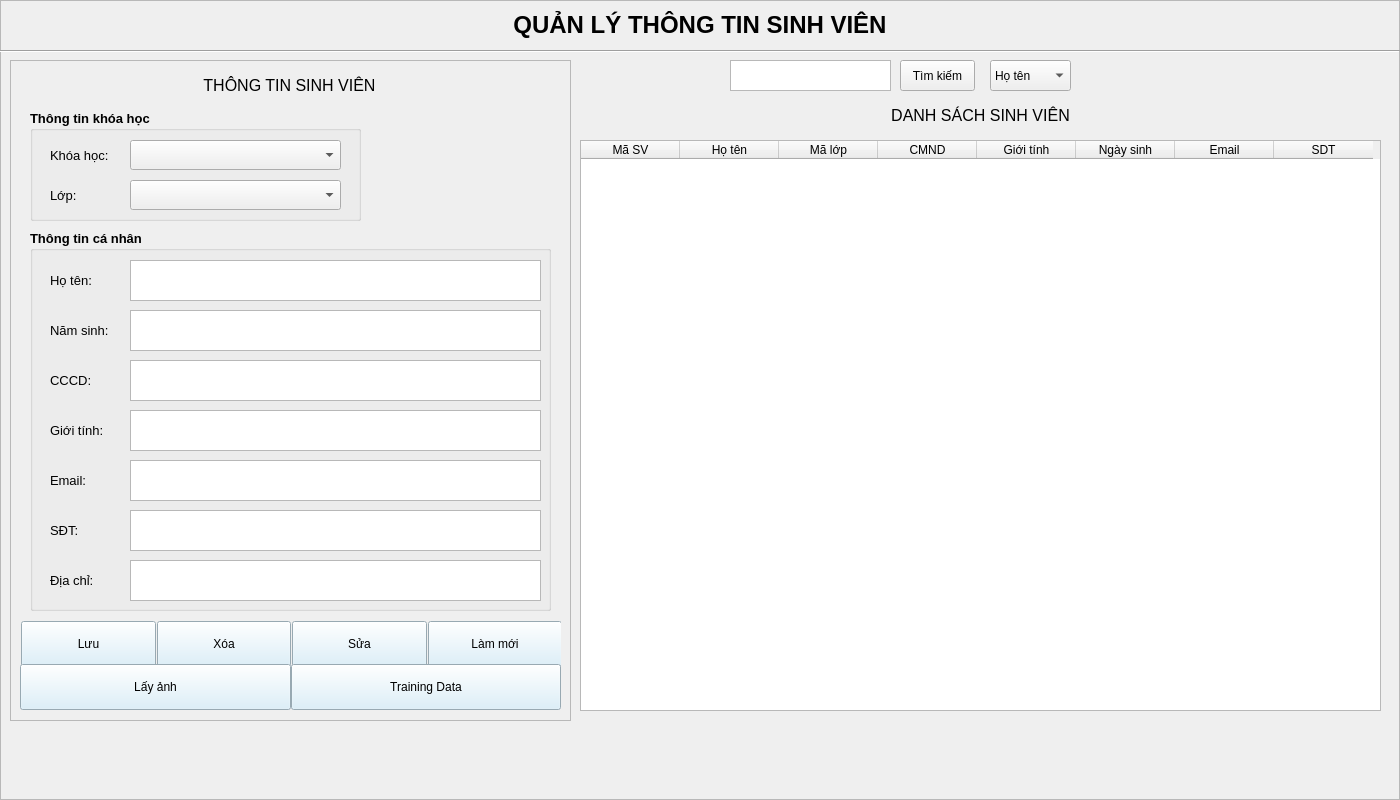
phuc297/student-attendance-management-system, file ui/student.ui: the form before one commit.
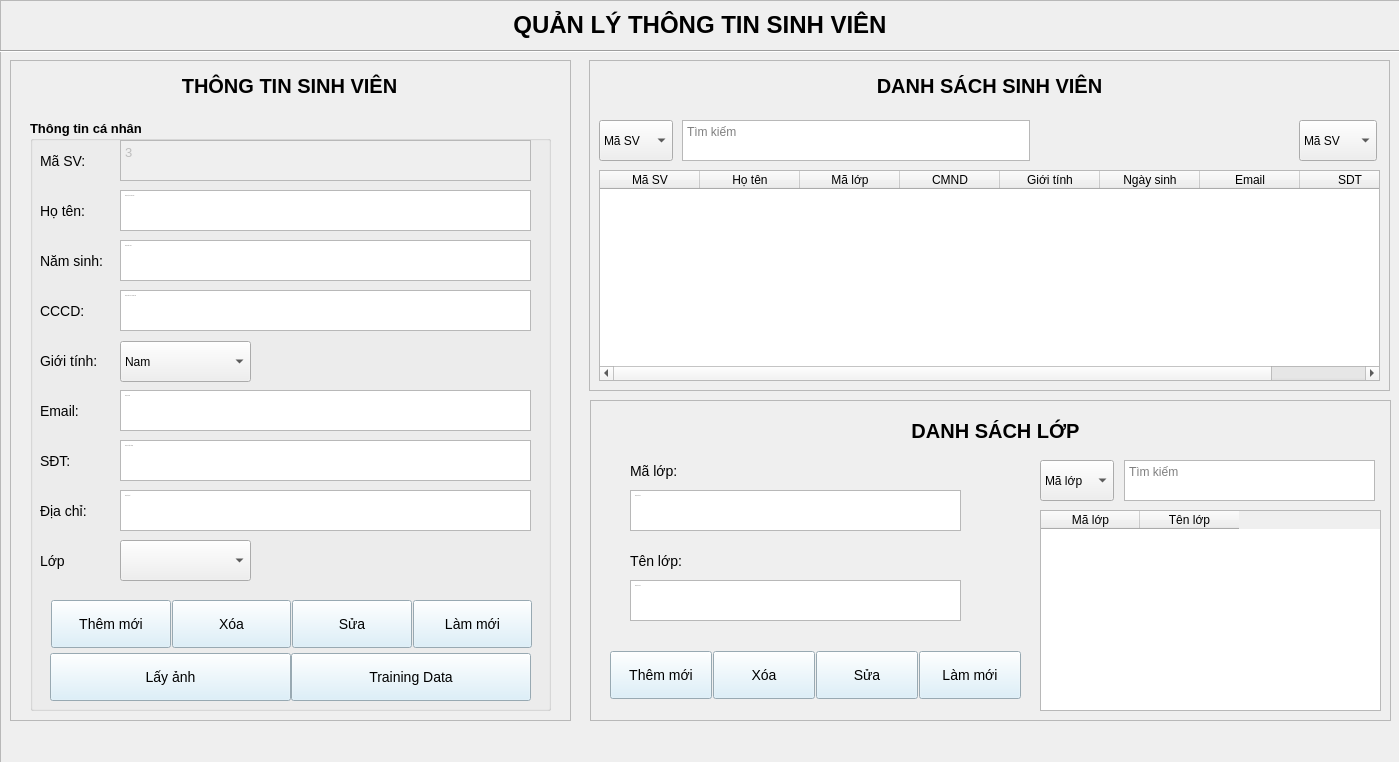
The form after the commit. Icons and pictures are not drawn.

Commit message: update student form

What changed in the file:
```diff
--- a/ui/student.ui
+++ b/ui/student.ui
@@ -6,8 +6,8 @@
    <rect>
     <x>0</x>
     <y>0</y>
-    <width>1400</width>
-    <height>800</height>
+    <width>1399</width>
+    <height>762</height>
    </rect>
   </property>
   <property name="windowTitle">
@@ -22,6 +22,37 @@
      <height>800</height>
     </rect>
    </property>
+   <property name="styleSheet">
+    <string notr="true">QTextEdit{
+	font-size: 14px;
+	padding: 5px;
+	background-color: white;
+	border: 1px solid black;
+}
+#fr_sinhvien, #fr_lophoc, #fr_thongtin{
+	border: 2px solid grey;
+}
+QComboBox{
+	font-size:14px;
+	border: 1px solid black;
+	padding: 5px
+}
+QComboBox::drop-down{
+	border: none;
+}
+QComboBox::down-arrow{
+	image: url(:/assets/assets/icons/droparrow.ico);
+	width: 18px;
+	background-color: white;
+	height: 20px;
+	margin-right: 15px
+}
+QComboBox:on
+QComboBox QListView
+QComboBox QListView::item
+QComboBox QListView::item:hover
+QComboBox QListView::item:selected</string>
+   </property>
    <property name="frameShape">
     <enum>QFrame::StyledPanel</enum>
    </property>
@@ -96,9 +127,9 @@
      <property name="geometry">
       <rect>
        <x>20</x>
-       <y>170</y>
+       <y>60</y>
        <width>521</width>
-       <height>381</height>
+       <height>591</height>
       </rect>
      </property>
      <property name="font">
@@ -108,39 +139,44 @@
        <bold>true</bold>
       </font>
      </property>
+     <property name="styleSheet">
+      <string notr="true">QLabel, QPushButton{
+	font-size: 14px;
+}</string>
+     </property>
      <property name="title">
       <string>Thông tin cá nhân</string>
      </property>
      <widget class="QLabel" name="lb_hoten">
       <property name="geometry">
        <rect>
-        <x>20</x>
-        <y>30</y>
+        <x>10</x>
+        <y>20</y>
         <width>71</width>
         <height>41</height>
        </rect>
       </property>
       <property name="font">
        <font>
-        <pointsize>10</pointsize>
+        <pointsize>-1</pointsize>
        </font>
       </property>
       <property name="text">
-       <string>Họ tên:</string>
+       <string>Mã SV:</string>
       </property>
      </widget>
      <widget class="QLabel" name="lb_namsinh">
       <property name="geometry">
        <rect>
-        <x>20</x>
-        <y>80</y>
+        <x>10</x>
+        <y>120</y>
         <width>90</width>
         <height>41</height>
        </rect>
       </property>
       <property name="font">
        <font>
-        <pointsize>10</pointsize>
+        <pointsize>-1</pointsize>
        </font>
       </property>
       <property name="text">
@@ -150,15 +186,15 @@
      <widget class="QLabel" name="lb_cccd">
       <property name="geometry">
        <rect>
-        <x>20</x>
-        <y>130</y>
+        <x>10</x>
+        <y>170</y>
         <width>57</width>
         <height>41</height>
        </rect>
       </property>
       <property name="font">
        <font>
-        <pointsize>10</pointsize>
+        <pointsize>-1</pointsize>
        </font>
       </property>
       <property name="text">
@@ -168,15 +204,15 @@
      <widget class="QLabel" name="lb_gioitinh">
       <property name="geometry">
        <rect>
-        <x>20</x>
-        <y>180</y>
+        <x>10</x>
+        <y>220</y>
         <width>81</width>
         <height>41</height>
        </rect>
       </property>
       <property name="font">
        <font>
-        <pointsize>10</pointsize>
+        <pointsize>-1</pointsize>
        </font>
       </property>
       <property name="text">
@@ -186,15 +222,15 @@
      <widget class="QLabel" name="lb_email">
       <property name="geometry">
        <rect>
-        <x>20</x>
-        <y>230</y>
+        <x>10</x>
+        <y>270</y>
         <width>56</width>
         <height>41</height>
        </rect>
       </property>
       <property name="font">
        <font>
-        <pointsize>10</pointsize>
+        <pointsize>-1</pointsize>
        </font>
       </property>
       <property name="text">
@@ -204,123 +240,133 @@
      <widget class="QLabel" name="lb_sdt">
       <property name="geometry">
        <rect>
-        <x>20</x>
-        <y>280</y>
+        <x>10</x>
+        <y>320</y>
         <width>44</width>
         <height>41</height>
        </rect>
       </property>
       <property name="font">
        <font>
-        <pointsize>10</pointsize>
+        <pointsize>-1</pointsize>
        </font>
       </property>
       <property name="text">
        <string>SĐT:</string>
       </property>
      </widget>
-     <widget class="QTextEdit" name="txt_hoten">
+     <widget class="QTextEdit" name="txt_mssv">
+      <property name="enabled">
+       <bool>false</bool>
+      </property>
       <property name="geometry">
        <rect>
-        <x>100</x>
-        <y>30</y>
+        <x>90</x>
+        <y>20</y>
         <width>411</width>
         <height>41</height>
        </rect>
       </property>
       <property name="font">
        <font>
-        <pointsize>10</pointsize>
+        <pointsize>-1</pointsize>
        </font>
       </property>
+      <property name="readOnly">
+       <bool>true</bool>
+      </property>
+      <property name="html">
+       <string>&lt;!DOCTYPE HTML PUBLIC &quot;-//W3C//DTD HTML 4.0//EN&quot; &quot;http://www.w3.org/TR/REC-html40/strict.dtd&quot;&gt;
+&lt;html&gt;&lt;head&gt;&lt;meta name=&quot;qrichtext&quot; content=&quot;1&quot; /&gt;&lt;style type=&quot;text/css&quot;&gt;
+p, li { white-space: pre-wrap; }
+&lt;/style&gt;&lt;/head&gt;&lt;body style=&quot; font-family:'MS Shell Dlg 2'; font-size:14px; font-weight:400; font-style:normal;&quot;&gt;
+&lt;p style=&quot; margin-top:0px; margin-bottom:0px; margin-left:0px; margin-right:0px; -qt-block-indent:0; text-indent:0px;&quot;&gt;&lt;span style=&quot; font-size:10pt;&quot;&gt;3&lt;/span&gt;&lt;/p&gt;&lt;/body&gt;&lt;/html&gt;</string>
+      </property>
      </widget>
      <widget class="QTextEdit" name="txt_namsinh">
       <property name="geometry">
        <rect>
-        <x>100</x>
-        <y>80</y>
+        <x>90</x>
+        <y>120</y>
         <width>411</width>
         <height>41</height>
        </rect>
       </property>
       <property name="font">
        <font>
-        <pointsize>10</pointsize>
+        <pointsize>-1</pointsize>
        </font>
       </property>
+      <property name="placeholderText">
+       <string>Nhập năm sinh</string>
+      </property>
      </widget>
      <widget class="QTextEdit" name="txt_cccd">
       <property name="geometry">
        <rect>
-        <x>100</x>
-        <y>130</y>
+        <x>90</x>
+        <y>170</y>
         <width>411</width>
         <height>41</height>
        </rect>
       </property>
       <property name="font">
        <font>
-        <pointsize>10</pointsize>
+        <pointsize>-1</pointsize>
        </font>
       </property>
-     </widget>
-     <widget class="QTextEdit" name="txt_gioitinh">
-      <property name="geometry">
-       <rect>
-        <x>100</x>
-        <y>180</y>
-        <width>411</width>
-        <height>41</height>
-       </rect>
-      </property>
-      <property name="font">
-       <font>
-        <pointsize>10</pointsize>
-       </font>
+      <property name="placeholderText">
+       <string>Nhập căn cước công dân</string>
       </property>
      </widget>
      <widget class="QTextEdit" name="txt_email">
       <property name="geometry">
        <rect>
-        <x>100</x>
-        <y>230</y>
+        <x>90</x>
+        <y>270</y>
         <width>411</width>
         <height>41</height>
        </rect>
       </property>
       <property name="font">
        <font>
-        <pointsize>10</pointsize>
+        <pointsize>-1</pointsize>
        </font>
       </property>
+      <property name="placeholderText">
+       <string>Nhập email</string>
+      </property>
      </widget>
      <widget class="QTextEdit" name="txt_sdt">
       <property name="geometry">
        <rect>
-        <x>100</x>
-        <y>280</y>
+        <x>90</x>
+        <y>320</y>
         <width>411</width>
         <height>41</height>
        </rect>
       </property>
       <property name="font">
        <font>
-        <pointsize>10</pointsize>
+        <pointsize>-1</pointsize>
        </font>
       </property>
+      <property name="placeholderText">
+       <string>Nhập số điện thoại</string>
+      </property>
      </widget>
      <widget class="QLabel" name="lb_diachi">
       <property name="geometry">
        <rect>
-        <x>20</x>
-        <y>330</y>
+        <x>10</x>
+        <y>370</y>
         <width>71</width>
         <height>41</height>
        </rect>
       </property>
       <property name="font">
        <font>
-        <pointsize>10</pointsize>
+        <pointsize>-1</pointsize>
        </font>
       </property>
       <property name="text">
@@ -330,132 +376,117 @@
      <widget class="QTextEdit" name="txt_diachi">
       <property name="geometry">
        <rect>
-        <x>100</x>
-        <y>330</y>
+        <x>90</x>
+        <y>370</y>
         <width>411</width>
         <height>41</height>
        </rect>
       </property>
       <property name="font">
        <font>
-        <pointsize>10</pointsize>
+        <pointsize>-1</pointsize>
        </font>
       </property>
+      <property name="placeholderText">
+       <string>Nhập địa chỉ</string>
+      </property>
      </widget>
-    </widget>
-    <widget class="QGroupBox" name="grbx_khoahoc">
+     <widget class="QLabel" name="lb_lophoc">
      <property name="geometry">
       <rect>
-       <x>20</x>
-       <y>50</y>
-       <width>331</width>
-       <height>111</height>
+        <x>10</x>
+        <y>420</y>
+        <width>71</width>
+        <height>41</height>
       </rect>
      </property>
      <property name="font">
       <font>
-       <pointsize>10</pointsize>
-       <weight>75</weight>
-       <bold>true</bold>
-      </font>
-     </property>
-     <property name="title">
-      <string>Thông tin khóa học</string>
-     </property>
-     <widget class="QLabel" name="lb_khoahoc">
-      <property name="geometry">
-       <rect>
-        <x>20</x>
-        <y>30</y>
-        <width>89</width>
-        <height>31</height>
-       </rect>
-      </property>
-      <property name="font">
-       <font>
-        <pointsize>10</pointsize>
-       </font>
-      </property>
+        <pointsize>-1</pointsize>
+       </font>
+      </property>
       <property name="text">
-       <string>Khóa học:</string>
+       <string>Lớp</string>
       </property>
      </widget>
-     <widget class="QComboBox" name="cbx_khoahoc">
+     <widget class="QTextEdit" name="txt_hoten">
       <property name="geometry">
        <rect>
-        <x>100</x>
-        <y>30</y>
-        <width>211</width>
-        <height>30</height>
+        <x>90</x>
+        <y>70</y>
+        <width>411</width>
+        <height>41</height>
        </rect>
       </property>
       <property name="font">
        <font>
-        <pointsize>10</pointsize>
+        <pointsize>-1</pointsize>
        </font>
       </property>
+      <property name="placeholderText">
+       <string>Nhập họ tên sinh viên</string>
+      </property>
      </widget>
-     <widget class="QComboBox" name="cbx_lop">
+     <widget class="QLabel" name="lb_hoten_2">
       <property name="geometry">
        <rect>
-        <x>100</x>
+        <x>10</x>
         <y>70</y>
-        <width>211</width>
-        <height>30</height>
+        <width>71</width>
+        <height>41</height>
        </rect>
       </property>
       <property name="font">
        <font>
-        <pointsize>10</pointsize>
+        <pointsize>-1</pointsize>
        </font>
       </property>
+      <property name="text">
+       <string>Họ tên:</string>
+      </property>
      </widget>
-     <widget class="QLabel" name="lb_lop">
+     <widget class="QComboBox" name="cbx_gioitinh">
       <property name="geometry">
        <rect>
-        <x>20</x>
-        <y>70</y>
-        <width>51</width>
-        <height>31</height>
+        <x>90</x>
+        <y>221</y>
+        <width>131</width>
+        <height>41</height>
        </rect>
       </property>
-      <property name="font">
-       <font>
-        <pointsize>10</pointsize>
-       </font>
+      <property name="editable">
+       <bool>false</bool>
       </property>
+      <item>
       <property name="text">
-       <string>Lớp:</string>
-      </property>
+        <string>Nam</string>
+       </property>
+      </item>
+      <item>
+       <property name="text">
+        <string>Nữ</string>
+       </property>
+      </item>
      </widget>
-    </widget>
-    <widget class="QLabel" name="lb_thongtin">
+     <widget class="QComboBox" name="cbx_lophoc">
      <property name="geometry">
       <rect>
-       <x>4</x>
-       <y>10</y>
-       <width>551</width>
-       <height>31</height>
-      </rect>
-     </property>
-     <property name="font">
-      <font>
-       <pointsize>12</pointsize>
-      </font>
-     </property>
-     <property name="text">
-      <string>THÔNG TIN SINH VIÊN</string>
-     </property>
-     <property name="alignment">
-      <set>Qt::AlignCenter</set>
+        <x>90</x>
+        <y>420</y>
+        <width>131</width>
+        <height>41</height>
+       </rect>
+      </property>
+      <property name="editable">
+       <bool>false</bool>
      </property>
     </widget>
     <widget class="QFrame" name="gridBtn">
      <property name="geometry">
       <rect>
-       <x>10</x>
-       <y>550</y>
-       <width>541</width>
+        <x>20</x>
+        <y>470</y>
+        <width>491</width>
        <height>118</height>
       </rect>
      </property>
@@ -464,7 +495,7 @@
        <rect>
         <x>1</x>
         <y>7</y>
-        <width>541</width>
+         <width>481</width>
         <height>54</height>
        </rect>
       </property>
@@ -478,7 +509,7 @@
        <item row="0" column="0">
         <widget class="QPushButton" name="btn_luu">
          <property name="text">
-          <string>Lưu</string>
+           <string>Thêm mới</string>
          </property>
          <property name="flat">
           <bool>false</bool>
@@ -512,8 +543,8 @@
       <property name="geometry">
        <rect>
         <x>0</x>
-        <y>50</y>
-        <width>541</width>
+         <y>60</y>
+         <width>481</width>
         <height>54</height>
        </rect>
       </property>
@@ -539,13 +570,99 @@
      </widget>
     </widget>
    </widget>
-   <widget class="QTableWidget" name="tbStudents">
+    <widget class="QLabel" name="lb_thongtin">
     <property name="geometry">
      <rect>
-      <x>580</x>
-      <y>140</y>
+       <x>4</x>
+       <y>10</y>
+       <width>551</width>
+       <height>31</height>
+      </rect>
+     </property>
+     <property name="font">
+      <font>
+       <pointsize>-1</pointsize>
+       <weight>75</weight>
+       <bold>true</bold>
+      </font>
+     </property>
+     <property name="styleSheet">
+      <string notr="true">font-size: 20px;
+font-weight: bold;</string>
+     </property>
+     <property name="text">
+      <string>THÔNG TIN SINH VIÊN</string>
+     </property>
+     <property name="alignment">
+      <set>Qt::AlignCenter</set>
+     </property>
+    </widget>
+   </widget>
+   <widget class="QFrame" name="fr_lophoc">
+    <property name="geometry">
+     <rect>
+      <x>590</x>
+      <y>400</y>
       <width>801</width>
-      <height>571</height>
+      <height>321</height>
+     </rect>
+    </property>
+    <property name="styleSheet">
+     <string notr="true">QPushButton{
+	padding: 15px 5px;
+	font-size:14px;
+	background-color: #D5EDF9;
+}
+#lb_tenlop, #lb_malop{
+	font-size:14px
+}</string>
+    </property>
+    <property name="frameShape">
+     <enum>QFrame::StyledPanel</enum>
+    </property>
+    <property name="frameShadow">
+     <enum>QFrame::Raised</enum>
+    </property>
+    <widget class="QTextEdit" name="txt_tklop">
+     <property name="geometry">
+      <rect>
+       <x>534</x>
+       <y>60</y>
+       <width>251</width>
+       <height>41</height>
+      </rect>
+     </property>
+     <property name="placeholderText">
+      <string>Tìm kiếm</string>
+     </property>
+    </widget>
+    <widget class="QComboBox" name="cbx_tklophoc">
+     <property name="geometry">
+      <rect>
+       <x>450</x>
+       <y>60</y>
+       <width>74</width>
+       <height>41</height>
+      </rect>
+     </property>
+     <item>
+      <property name="text">
+       <string>Mã lớp</string>
+      </property>
+     </item>
+     <item>
+      <property name="text">
+       <string>Tên lớp</string>
+      </property>
+     </item>
+    </widget>
+    <widget class="QTableWidget" name="tbClass">
+     <property name="geometry">
+      <rect>
+       <x>450</x>
+       <y>110</y>
+       <width>341</width>
+       <height>201</height>
      </rect>
     </property>
     <attribute name="horizontalHeaderDefaultSectionSize">
@@ -553,6 +670,214 @@
     </attribute>
     <column>
      <property name="text">
+       <string>Mã lớp</string>
+      </property>
+     </column>
+     <column>
+      <property name="text">
+       <string>Tên lớp</string>
+      </property>
+     </column>
+    </widget>
+    <widget class="QLabel" name="lb_thongtin_3">
+     <property name="geometry">
+      <rect>
+       <x>20</x>
+       <y>10</y>
+       <width>771</width>
+       <height>41</height>
+      </rect>
+     </property>
+     <property name="font">
+      <font>
+       <pointsize>-1</pointsize>
+       <weight>75</weight>
+       <bold>true</bold>
+      </font>
+     </property>
+     <property name="styleSheet">
+      <string notr="true">
+font-size: 20px;
+font-weight: bold;
+</string>
+     </property>
+     <property name="text">
+      <string>DANH SÁCH LỚP</string>
+     </property>
+     <property name="alignment">
+      <set>Qt::AlignCenter</set>
+     </property>
+    </widget>
+    <widget class="QLabel" name="lb_malop">
+     <property name="geometry">
+      <rect>
+       <x>40</x>
+       <y>50</y>
+       <width>71</width>
+       <height>41</height>
+      </rect>
+     </property>
+     <property name="font">
+      <font>
+       <pointsize>-1</pointsize>
+      </font>
+     </property>
+     <property name="text">
+      <string>Mã lớp:</string>
+     </property>
+    </widget>
+    <widget class="QLabel" name="lb_tenlop">
+     <property name="geometry">
+      <rect>
+       <x>40</x>
+       <y>140</y>
+       <width>71</width>
+       <height>41</height>
+      </rect>
+     </property>
+     <property name="font">
+      <font>
+       <pointsize>-1</pointsize>
+      </font>
+     </property>
+     <property name="text">
+      <string>Tên lớp:</string>
+     </property>
+    </widget>
+    <widget class="QTextEdit" name="txt_malop">
+     <property name="geometry">
+      <rect>
+       <x>40</x>
+       <y>90</y>
+       <width>331</width>
+       <height>41</height>
+      </rect>
+     </property>
+     <property name="font">
+      <font>
+       <pointsize>-1</pointsize>
+      </font>
+     </property>
+     <property name="readOnly">
+      <bool>true</bool>
+     </property>
+     <property name="html">
+      <string>&lt;!DOCTYPE HTML PUBLIC &quot;-//W3C//DTD HTML 4.0//EN&quot; &quot;http://www.w3.org/TR/REC-html40/strict.dtd&quot;&gt;
+&lt;html&gt;&lt;head&gt;&lt;meta name=&quot;qrichtext&quot; content=&quot;1&quot; /&gt;&lt;style type=&quot;text/css&quot;&gt;
+p, li { white-space: pre-wrap; }
+&lt;/style&gt;&lt;/head&gt;&lt;body style=&quot; font-family:'MS Shell Dlg 2'; font-size:14px; font-weight:400; font-style:normal;&quot;&gt;
+&lt;p style=&quot;-qt-paragraph-type:empty; margin-top:0px; margin-bottom:0px; margin-left:0px; margin-right:0px; -qt-block-indent:0; text-indent:0px; font-size:10pt;&quot;&gt;&lt;br /&gt;&lt;/p&gt;&lt;/body&gt;&lt;/html&gt;</string>
+     </property>
+     <property name="placeholderText">
+      <string>Nhập mã lớp</string>
+     </property>
+    </widget>
+    <widget class="QTextEdit" name="txt_tenlop">
+     <property name="geometry">
+      <rect>
+       <x>40</x>
+       <y>180</y>
+       <width>331</width>
+       <height>41</height>
+      </rect>
+     </property>
+     <property name="font">
+      <font>
+       <pointsize>-1</pointsize>
+      </font>
+     </property>
+     <property name="placeholderText">
+      <string>Nhập tên lớp</string>
+     </property>
+    </widget>
+    <widget class="QWidget" name="layoutWidget_3">
+     <property name="geometry">
+      <rect>
+       <x>20</x>
+       <y>250</y>
+       <width>411</width>
+       <height>51</height>
+      </rect>
+     </property>
+     <layout class="QGridLayout" name="gridLayout_3">
+      <property name="horizontalSpacing">
+       <number>1</number>
+      </property>
+      <property name="verticalSpacing">
+       <number>0</number>
+      </property>
+      <item row="0" column="0">
+       <widget class="QPushButton" name="btn_themlop">
+        <property name="text">
+         <string>Thêm mới</string>
+        </property>
+        <property name="flat">
+         <bool>false</bool>
+        </property>
+       </widget>
+      </item>
+      <item row="0" column="1">
+       <widget class="QPushButton" name="btn_xoalop">
+        <property name="text">
+         <string>Xóa</string>
+        </property>
+       </widget>
+      </item>
+      <item row="0" column="2">
+       <widget class="QPushButton" name="btn_sualop">
+        <property name="text">
+         <string>Sửa</string>
+        </property>
+       </widget>
+      </item>
+      <item row="0" column="3">
+       <widget class="QPushButton" name="btn_resetlop">
+        <property name="text">
+         <string>Làm mới</string>
+        </property>
+       </widget>
+      </item>
+     </layout>
+    </widget>
+   </widget>
+   <widget class="QFrame" name="fr_sinhvien">
+    <property name="geometry">
+     <rect>
+      <x>589</x>
+      <y>60</y>
+      <width>801</width>
+      <height>331</height>
+     </rect>
+    </property>
+    <property name="frameShape">
+     <enum>QFrame::StyledPanel</enum>
+    </property>
+    <property name="frameShadow">
+     <enum>QFrame::Raised</enum>
+    </property>
+    <widget class="QTableWidget" name="tbStudents">
+     <property name="geometry">
+      <rect>
+       <x>10</x>
+       <y>110</y>
+       <width>781</width>
+       <height>211</height>
+      </rect>
+     </property>
+     <property name="editTriggers">
+      <set>QAbstractItemView::NoEditTriggers</set>
+     </property>
+     <property name="selectionMode">
+      <enum>QAbstractItemView::SingleSelection</enum>
+     </property>
+     <property name="selectionBehavior">
+      <enum>QAbstractItemView::SelectRows</enum>
+     </property>
+     <property name="sortingEnabled">
+      <bool>true</bool>
+     </property>
+     <column>
+      <property name="text">
       <string>Mã SV</string>
      </property>
     </column>
@@ -592,63 +917,27 @@
      </property>
     </column>
    </widget>
-   <widget class="QPushButton" name="pushButton">
-    <property name="geometry">
-     <rect>
-      <x>900</x>
-      <y>60</y>
-      <width>75</width>
-      <height>31</height>
-     </rect>
-    </property>
-    <property name="text">
-     <string>Tìm kiếm</string>
-    </property>
-   </widget>
-   <widget class="QTextEdit" name="textEdit">
-    <property name="geometry">
-     <rect>
-      <x>730</x>
-      <y>60</y>
-      <width>161</width>
-      <height>31</height>
-     </rect>
-    </property>
-   </widget>
-   <widget class="QComboBox" name="comboBox">
-    <property name="geometry">
-     <rect>
-      <x>990</x>
-      <y>60</y>
-      <width>81</width>
-      <height>31</height>
-     </rect>
-    </property>
-    <item>
-     <property name="text">
-      <string>Họ tên</string>
-     </property>
-    </item>
-    <item>
-     <property name="text">
-      <string>Lớp học</string>
-     </property>
-    </item>
-   </widget>
    <widget class="QLabel" name="lb_thongtin_2">
     <property name="geometry">
      <rect>
-      <x>580</x>
-      <y>100</y>
-      <width>801</width>
+       <x>10</x>
+       <y>10</y>
+       <width>781</width>
       <height>31</height>
      </rect>
     </property>
     <property name="font">
      <font>
-      <pointsize>12</pointsize>
-     </font>
-    </property>
+       <pointsize>-1</pointsize>
+       <weight>75</weight>
+       <bold>true</bold>
+      </font>
+     </property>
+     <property name="styleSheet">
+      <string notr="true">font-size: 20px;
+font-weight: bold;
+</string>
+     </property>
     <property name="text">
      <string>DANH SÁCH SINH VIÊN</string>
     </property>
@@ -656,8 +945,69 @@
      <set>Qt::AlignCenter</set>
     </property>
    </widget>
-  </widget>
- </widget>
- <resources/>
+    <widget class="QComboBox" name="cbx_sortsv">
+     <property name="geometry">
+      <rect>
+       <x>710</x>
+       <y>60</y>
+       <width>78</width>
+       <height>41</height>
+      </rect>
+     </property>
+     <item>
+      <property name="text">
+       <string>Mã SV</string>
+      </property>
+     </item>
+     <item>
+      <property name="text">
+       <string>Họ tên</string>
+      </property>
+     </item>
+    </widget>
+    <widget class="QComboBox" name="cbx_tksinhvien">
+     <property name="geometry">
+      <rect>
+       <x>10</x>
+       <y>60</y>
+       <width>74</width>
+       <height>41</height>
+      </rect>
+     </property>
+     <item>
+      <property name="text">
+       <string>Mã SV</string>
+      </property>
+     </item>
+     <item>
+      <property name="text">
+       <string>Họ tên</string>
+      </property>
+     </item>
+     <item>
+      <property name="text">
+       <string>Mã lớp</string>
+      </property>
+     </item>
+    </widget>
+    <widget class="QTextEdit" name="txt_tksinhvien">
+     <property name="geometry">
+      <rect>
+       <x>93</x>
+       <y>60</y>
+       <width>348</width>
+       <height>41</height>
+      </rect>
+     </property>
+     <property name="placeholderText">
+      <string>Tìm kiếm</string>
+     </property>
+    </widget>
+   </widget>
+  </widget>
+ </widget>
+ <resources>
+  <include location="../resources.qrc"/>
+ </resources>
  <connections/>
 </ui>
```
Left out of the diff: 6 changed lines with no effect on the pictures. Lines whose indentation alone changed are shown as unchanged. The commit also changes 2 other files.
